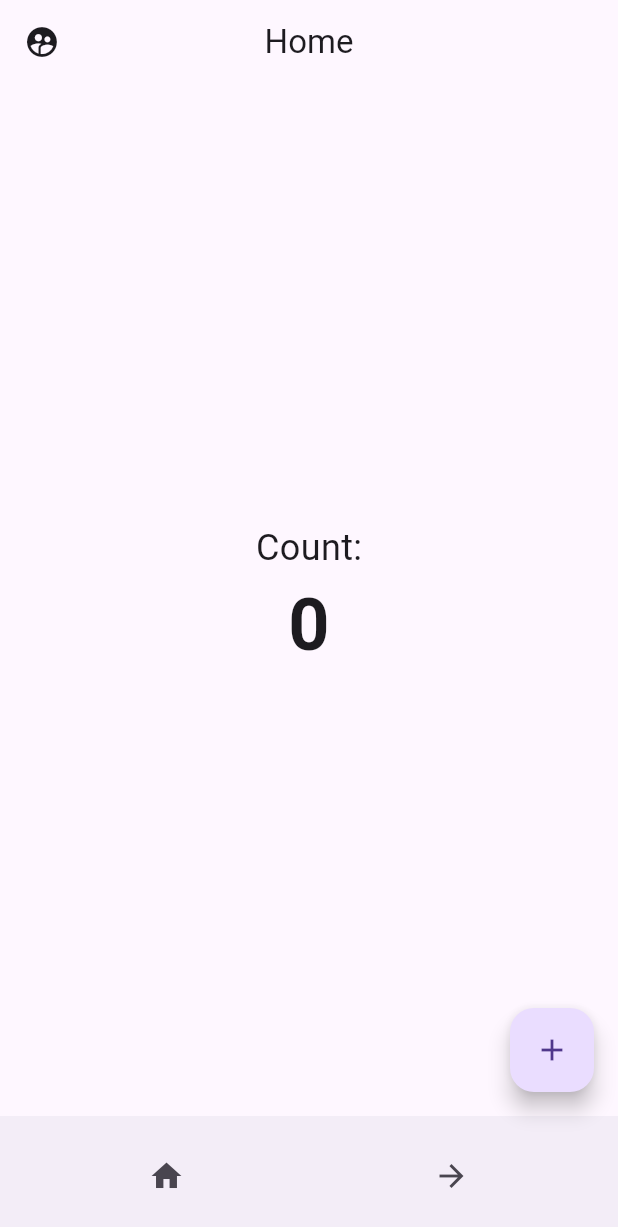
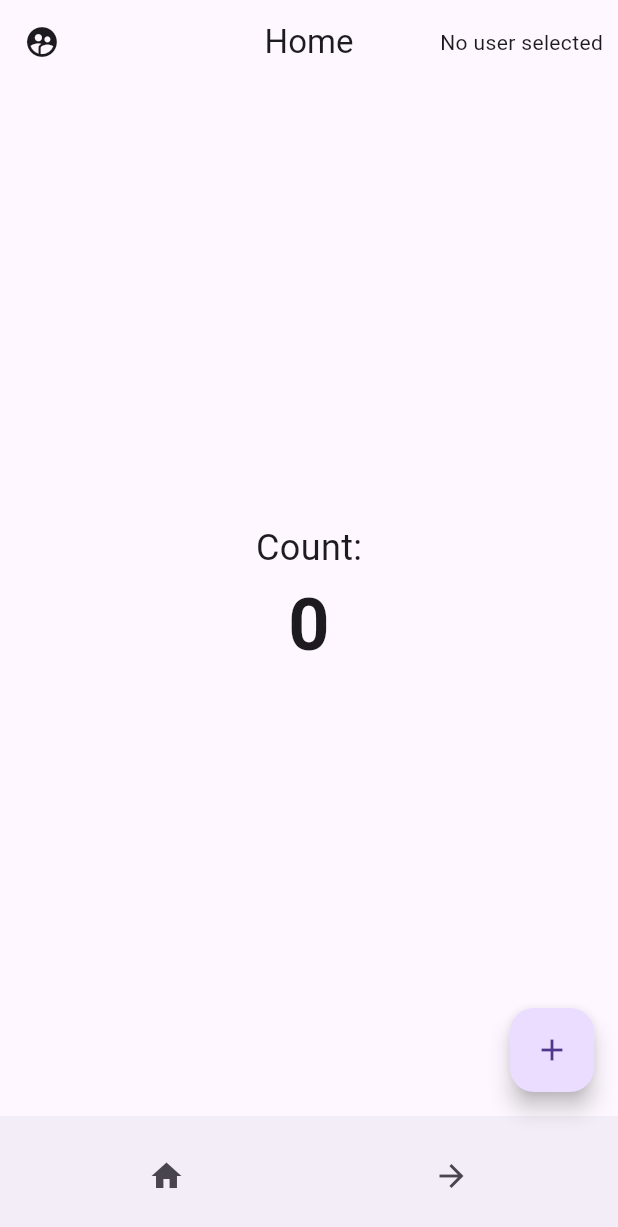
Before and after one commit to kaiqueBellmont/flutter_provider_simple, a Flutter app: the screen it shows after launch, on a phone screen of 412 x 824 dp. Shown: the top 1227 px of the screen. Run offline on Flutter 3.47's test engine with Material 3 defaults, Android fonts, the phone set to English and light mode, and no system bars; accounts and stored records are empty.

Commit message:
User Selection, Multi consumers

```diff
--- a/lib/pages/home.dart
+++ b/lib/pages/home.dart
@@ -12,7 +12,16 @@ class HomePage extends StatelessWidget {
       builder: (context, counterProvider, userProvider, child) {
         return Scaffold(
           appBar: AppBar(
-            title: Text("Home"),
+            title: const Text("Home"),
+            actions: [
+              Container(
+                padding: const EdgeInsets.all(10),
+                child: Text(
+                  userProvider.selectedUser?.username ?? 'No user selected',
+                  style: const TextStyle(fontSize: 14),
+                ),
+              ),
+            ],
             centerTitle: true,
             leading: IconButton(
               icon: const Icon(Icons.supervised_user_circle),
```
